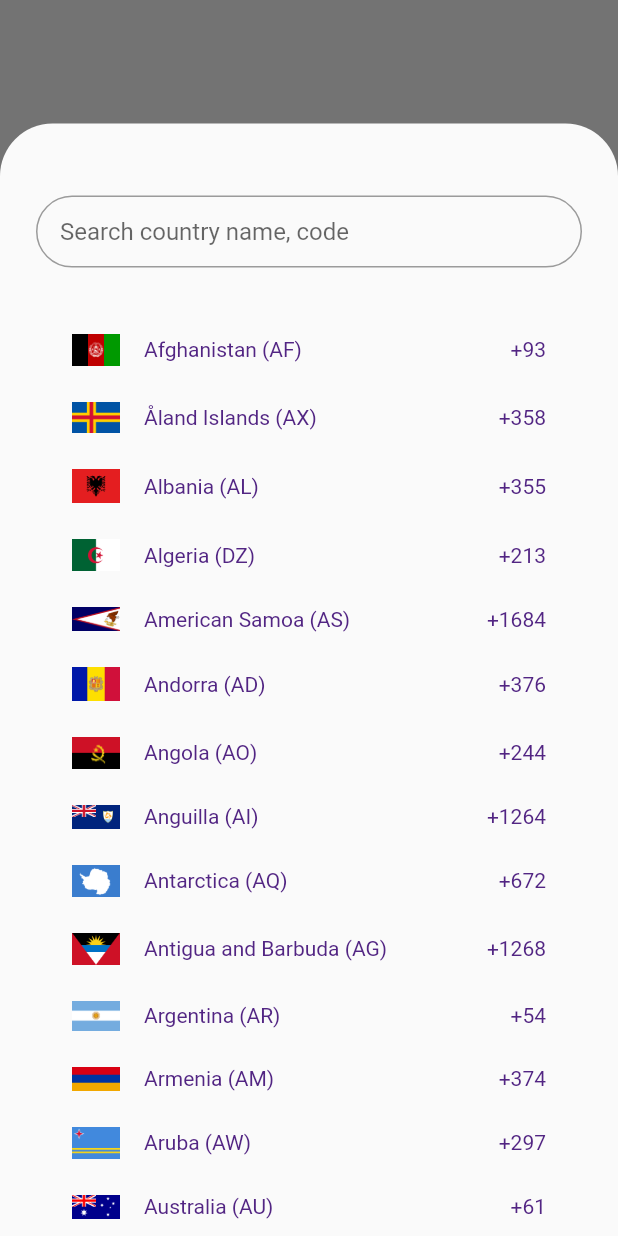
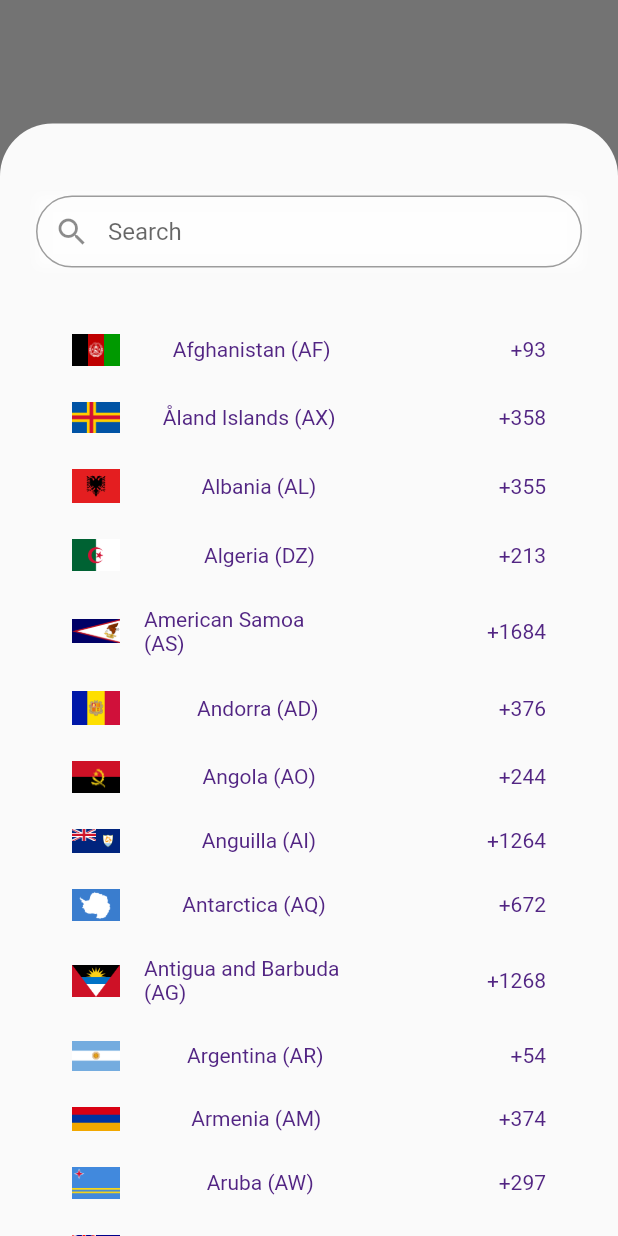
Before and after one commit to dev-naiksan/country-calling-code-picker, a Flutter app: what showCountryPickerSheet() shows on an empty page, opened directly with empty values, on a phone screen of 412 x 824 dp. Run offline on Flutter 3.47's test engine with Material 2 defaults, Android fonts, the phone set to English and light mode, and no system bars; missing offline and left inert: flutter_sim_country_code.

Commit message:
Added Search Icon

```diff
--- a/lib/country_code_picker.dart
+++ b/lib/country_code_picker.dart
@@ -112,7 +112,8 @@ class _CountryPickerWidgetState extends State<CountryPickerWidget> {
             (element) => element.callingCode == country.callingCode);
         _list.insert(0, country);
       }
-    } catch (e) {} finally {
+    } catch (e) {
+    } finally {
       setState(() {
         _filteredList = _list.map((e) => e).toList();
         _isLoading = false;
@@ -129,6 +130,14 @@ class _CountryPickerWidgetState extends State<CountryPickerWidget> {
         ),
         Padding(
           padding: const EdgeInsets.only(left: 24, right: 24),
+          child: Container(
+            decoration: BoxDecoration(boxShadow: [
+              new BoxShadow(
+                color: Colors.white70,
+                blurRadius:
+                    5.0, // You can set this blurRadius as per your requirement
+              ),
+            ]),
             child: TextField(
               style: widget.searchInputStyle,
               autofocus: widget.focusSearchBox,
@@ -145,17 +154,24 @@ class _CountryPickerWidgetState extends State<CountryPickerWidget> {
                         }),
                       ),
                     ),
+                    prefixIcon: Visibility(
+                      visible: _controller.text.isEmpty,
+                      child: InkWell(
+                        child: Icon(Icons.search),
+                      ),
+                    ),
                     border: OutlineInputBorder(
                       borderSide: BorderSide(),
                       borderRadius: BorderRadius.circular(30),
                     ),
                     contentPadding:
                         EdgeInsets.only(left: 16, right: 16, top: 8, bottom: 8),
-                  hintText: widget.searchHintText,
+                    hintText:'Search',
                   ),
               textInputAction: TextInputAction.done,
               controller: _controller,
               onChanged: _onSearch,
+            ),
           ),
         ),
         SizedBox(
@@ -178,8 +194,7 @@ class _CountryPickerWidgetState extends State<CountryPickerWidget> {
                       child: Container(
                         padding: EdgeInsets.only(
                             bottom: 12, top: 12, left: 48, right: 48),
-                  child:
-                  Row(
+                        child: Row(
                           mainAxisAlignment: MainAxisAlignment.spaceBetween,
                           children: <Widget>[
                             Image.asset(
@@ -190,15 +205,16 @@ class _CountryPickerWidgetState extends State<CountryPickerWidget> {
                             SizedBox(
                               width: 16,
                             ),
-                      Text(
+                            Flexible(
+                              child: Text(
                                 '${_filteredList[index].name} (${_filteredList[index].countryCode})',
                                 style: TextStyle(color: Color(0xFF522583)),
-
                               ),
-                      Expanded(child:
-                      Align(
+                            ),
+                            Flexible(
+                                child: Align(
                               alignment: Alignment.topRight,
-                        child : Text(
+                              child: Text(
                                 '${_filteredList[index].callingCode}',
                                 style: TextStyle(color: Color(0xFF522583)),
                               ),
--- a/lib/functions.dart
+++ b/lib/functions.dart
@@ -72,7 +72,8 @@ Future<Country?> showCountryPickerSheet(BuildContext context,
                             child: Text('Cancel'),
                             onPressed: () => Navigator.pop(context)),
                       ),
-                  Center(
+                  Align(
+                    alignment: Alignment.centerLeft,
                     child: title ??
                         Text(
                           'Choose region',
```
Lines whose indentation alone changed are shown as unchanged.
